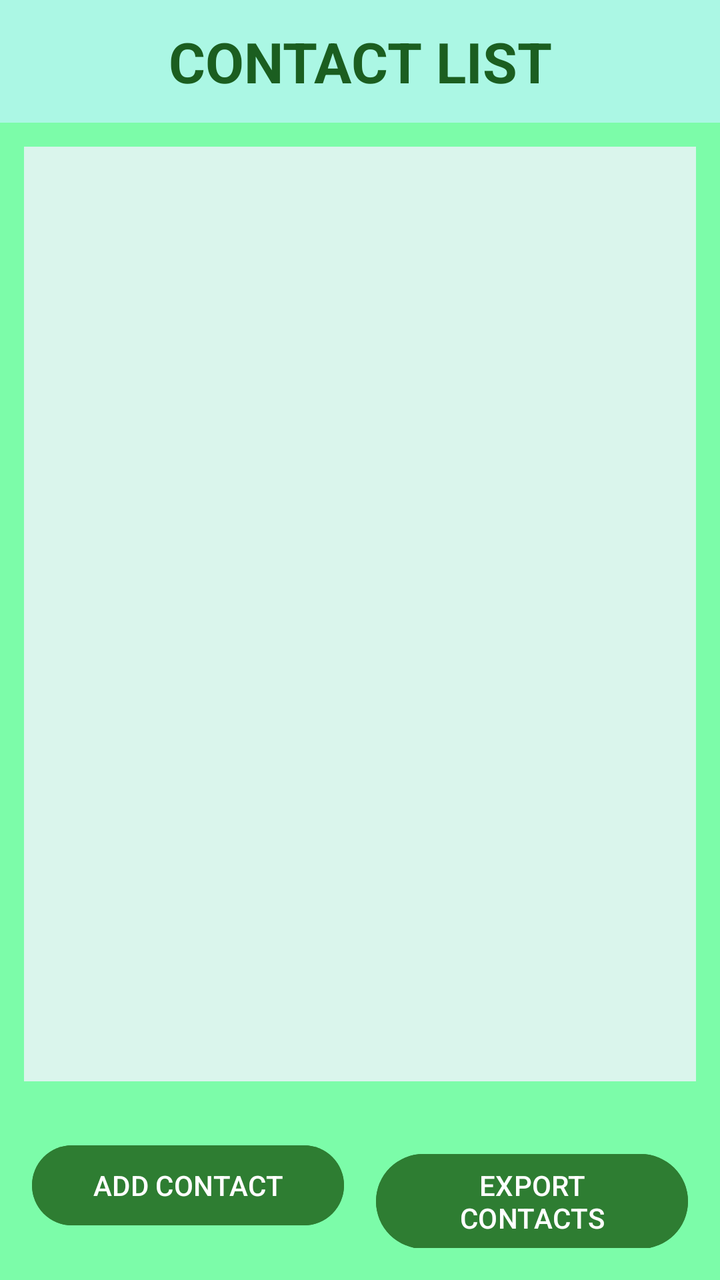
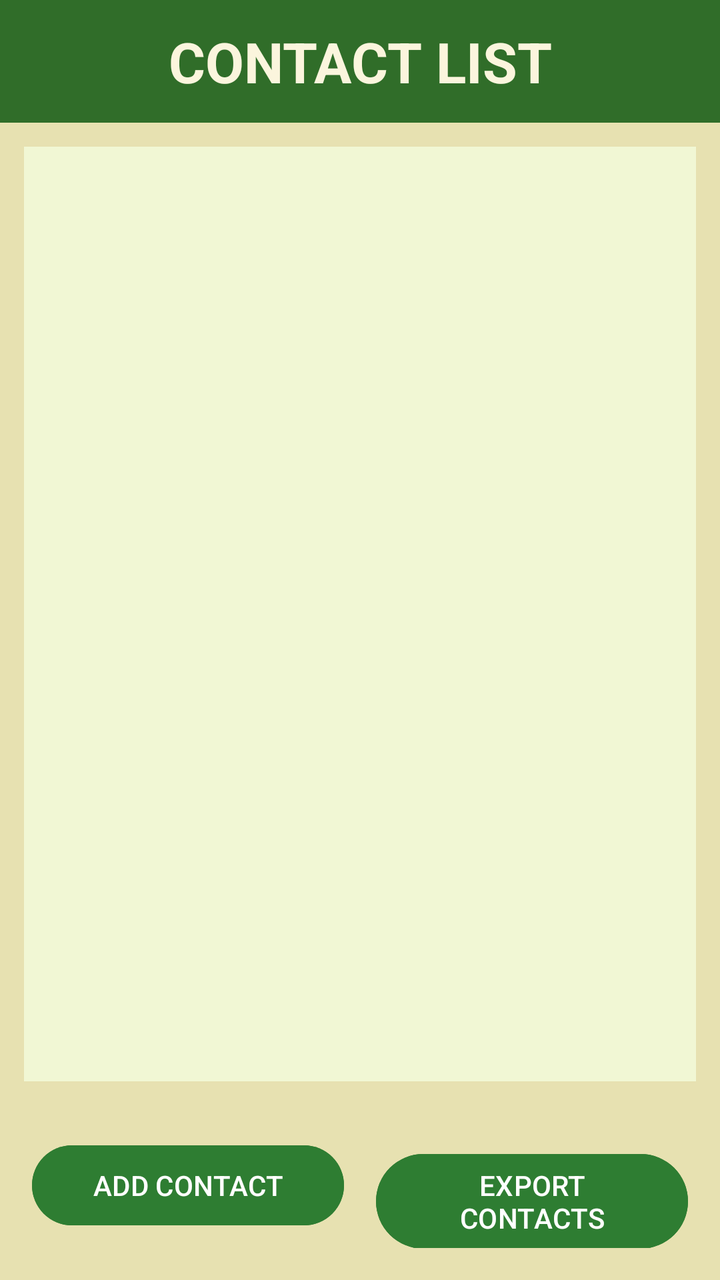

Two renders of the same Android screen: before a commit and after it. Below are the layout's source before the change and the commit's diff.
<!-- AndroidManifest.xml: application theme Theme.ComputeAverageManageContacts -->
<!-- res/layout/activity_contacts.xml -->
<?xml version="1.0" encoding="utf-8"?>
<androidx.constraintlayout.widget.ConstraintLayout
    android:id="@+id/main"
    xmlns:android="http://schemas.android.com/apk/res/android"
    xmlns:app="http://schemas.android.com/apk/res-auto"
    xmlns:tools="http://schemas.android.com/tools"
    android:layout_width="match_parent"
    android:layout_height="match_parent"
    android:background="#7cfca9"
    tools:context=".Contacts">

    <TextView
        android:id="@+id/tvContactList"
        android:layout_width="0dp"
        android:layout_height="wrap_content"
        android:text="CONTACT LIST"
        android:textSize="28sp"
        android:textStyle="bold"
        android:textColor="#1B5E20"
        android:background="#abf7e4"
        android:gravity="center"
        android:padding="12dp"
        app:layout_constraintTop_toTopOf="parent"
        app:layout_constraintBottom_toTopOf="@id/lvContactDetails"
        app:layout_constraintStart_toStartOf="parent"
        app:layout_constraintEnd_toEndOf="parent"/>

    <ListView
        android:id="@+id/lvContactDetails"
        android:layout_width="0dp"
        android:layout_height="0dp"
        android:dividerHeight="2dp"
        android:padding="8dp"
        app:layout_constraintTop_toBottomOf="@id/tvContactList"
        app:layout_constraintBottom_toTopOf="@id/buttonContainer"
        app:layout_constraintStart_toStartOf="parent"
        app:layout_constraintEnd_toEndOf="parent"
        android:layout_margin="12dp"
        android:background="#daf5ec">

    </ListView>

    <LinearLayout
        android:id="@+id/buttonContainer"
        android:layout_width="0dp"
        android:layout_height="wrap_content"
        android:orientation="horizontal"
        android:padding="16dp"
        app:layout_constraintBottom_toBottomOf="parent"
        app:layout_constraintStart_toStartOf="parent"
        app:layout_constraintEnd_toEndOf="parent">

        <Button
            android:id="@+id/btnAddContact"
            android:layout_width="0dp"
            android:layout_weight="1"
            android:layout_height="wrap_content"
            android:text="ADD CONTACT"
            android:textColor="#FFFFFF"
            android:backgroundTint="#2E7D32"
            android:layout_marginEnd="8dp"/>

        <Button
            android:id="@+id/btnExport"
            android:layout_width="0dp"
            android:layout_weight="1"
            android:layout_height="wrap_content"
            android:text="EXPORT CONTACTS"
            android:textColor="#FFFFFF"
            android:backgroundTint="#2E7D32"
            android:layout_marginStart="8dp"/>

    </LinearLayout>



</androidx.constraintlayout.widget.ConstraintLayout>
<!-- resources referenced by this layout -->
<resources>
  <style name="Theme.ComputeAverageManageContacts" parent="Base.Theme.ComputeAverageManageContacts" />
  <style name="Base.Theme.ComputeAverageManageContacts" parent="Theme.Material3.DayNight.NoActionBar">
          
          
      </style>
</resources>

<!-- the commit's change to res/layout/activity_contacts.xml (unified diff, before → after) -->
@@ -6,18 +6,19 @@
     xmlns:tools="http://schemas.android.com/tools"
     android:layout_width="match_parent"
     android:layout_height="match_parent"
-    android:background="#7cfca9"
+    android:background="#E7E1B1"
     tools:context=".Contacts">
 
     <TextView
         android:id="@+id/tvContactList"
         android:layout_width="0dp"
         android:layout_height="wrap_content"
-        android:text="CONTACT LIST"
+        android:text="Contact List"
+        android:textAllCaps="true"
         android:textSize="28sp"
         android:textStyle="bold"
-        android:textColor="#1B5E20"
-        android:background="#abf7e4"
+        android:textColor="#FBF5DD"
+        android:background="#306D29"
         android:gravity="center"
         android:padding="12dp"
         app:layout_constraintTop_toTopOf="parent"
@@ -36,7 +37,7 @@
         app:layout_constraintStart_toStartOf="parent"
         app:layout_constraintEnd_toEndOf="parent"
         android:layout_margin="12dp"
-        android:background="#daf5ec">
+        android:background="#F1F7D4">
 
     </ListView>
 
